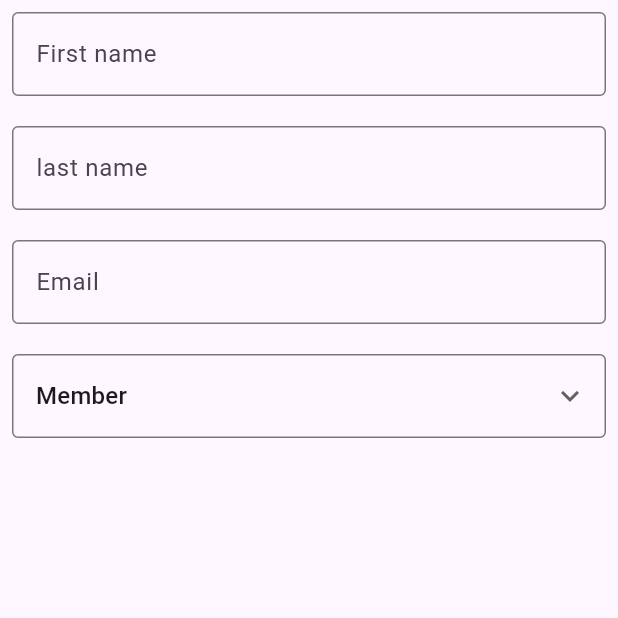
After one commit to winstonmalcolm-tech/church-for-us, a Flutter app: the screen it shows after launch, after a tap on "Skip", after a tap on "Get Started", on a phone screen of 412 x 824 dp, the top half of it. The commit adds this screen. Run offline on Flutter 3.47's test engine with Material 3 defaults, Android fonts, the phone set to English and light mode, and no system bars; our stand-ins replace email_validator, firebase_core, flutter_svg, google_fonts, lottie, smooth_page_indicator; accounts and stored records are empty.

Commit message:
second commit

```diff
--- /dev/null
+++ b/lib/routes/auth.dart
@@ -0,0 +1,147 @@
+import "package:email_validator/email_validator.dart";
+import "package:flutter/material.dart";
+import "package:flutter/widgets.dart";
+
+class Authentication extends StatefulWidget {
+  const Authentication({super.key});
+
+  @override
+  State<Authentication> createState() => _AuthenticationState();
+}
+
+class _AuthenticationState extends State<Authentication> {
+
+  bool newUser = false;
+
+  final _key = GlobalKey<FormState>();
+
+  TextEditingController firstName = TextEditingController();
+  TextEditingController lastName = TextEditingController();
+  TextEditingController email = TextEditingController();
+  TextEditingController isMember = TextEditingController(text: "");
+  TextEditingController password = TextEditingController();
+  TextEditingController churchName = TextEditingController();
+
+  double scaleValue = 1;
+
+  @override
+  Widget build(BuildContext context) {
+    return Scaffold(
+      body: SafeArea(
+        child: Column(
+          children: [
+            Expanded(
+              flex: 6,
+              child: Padding(
+                padding: const EdgeInsets.all(8.0),
+                child: register(),
+              )
+
+            ),
+
+          ],
+        ),
+      ),
+    );
+  }
+
+
+  Form register() {
+
+    return Form(
+      key: _key,
+      child: Column(
+        children: [
+          TextFormField(
+            controller: firstName,
+            validator: (value) {
+              if (value == null || value.isEmpty) {
+                return "Please enter first name";
+              }
+            },
+            decoration: const InputDecoration(
+              border: OutlineInputBorder(),
+              hintText: "Maxwell",
+              label: Text("First name")
+            ),
+          ),
+
+          const SizedBox(height: 20,),
+
+          TextFormField(
+            controller: lastName,
+            validator: (value) {
+              if (value == null || value.isEmpty) {
+                return "Please enter last name";
+              }
+            },
+            decoration: const InputDecoration(
+              border: OutlineInputBorder(),
+              hintText: "Jhonson",
+              label: Text("last name")
+            ),
+          ),
+
+          const SizedBox(height: 20,),
+
+          TextFormField(
+            controller: email,
+            keyboardType: TextInputType.emailAddress,
+            validator: (value) {
+              if (value == null || value.isEmpty) {
+                return "Please enter email";
+              } else if (!EmailValidator.validate(value)) {
+                return "Please enter valid email";
+              }
+            },
+            decoration: const InputDecoration(
+              border: OutlineInputBorder(),
+              hintText: "church@gmail.com",
+              label: Text("Email")
+            ),
+          ),
+
+          const SizedBox(height: 20,),
+
+          DropdownButtonFormField(
+            value: "1",
+            decoration: const InputDecoration(
+              border: OutlineInputBorder()
+            ),
+            icon: const Icon(Icons.keyboard_arrow_down),
+            items: const [
+              DropdownMenuItem(value: "1", child: Text("Member")),
+              DropdownMenuItem(value: "2", child: Text("Church Admin"))
+            ],
+            onChanged: (value) {
+              setState(() {
+                isMember.text = value!;
+              });
+
+            }
+          ),
+
+          const SizedBox(height: 20,),
+
+          if (isMember.text == "2") ... [
+            TextFormField(
+                controller: churchName,
+                keyboardType: TextInputType.text,
+                validator: (value) {
+                  if (value == null || value.isEmpty) {
+                    return "Please enter email";
+                  }
+                },
+                decoration: const InputDecoration(
+                  border: OutlineInputBorder(),
+                  hintText: "name of church",
+                  label: Text("Church name"),
+
+                ),
+              )
+          ]
+        ],
+      )
+    );
+  }
+}
--- a/lib/routes/onBoarding.dart
+++ b/lib/routes/onBoarding.dart
@@ -1,3 +1,4 @@
+import "package:church_stream/routes/auth.dart";
 import "package:flutter/material.dart";
 import "package:flutter_svg/flutter_svg.dart";
 import "package:lottie/lottie.dart";
@@ -69,16 +70,18 @@ class _OnBoardingScreenState extends State<OnBoardingScreen>{
               Align(
                 alignment: Alignment.center,
                 child: SizedBox(
-                  width: 150,
+                  width: 200,
                   height: 60,
                   child: ElevatedButton(
                     style: ElevatedButton.styleFrom(
+                      backgroundColor: const Color.fromARGB(255, 138, 126, 20),
+                      foregroundColor: Colors.white,
                       shape: StadiumBorder()
                     ),
                     onPressed: () {
-
+                      Navigator.of(context).push(MaterialPageRoute(builder: (_) => const Authentication()));
                     },
-                    child: const Text("Register")
+                    child: const Text("Get Started", style: TextStyle(fontSize: 23, letterSpacing: 1.5),)
                   ),
                 ),
               )
@@ -95,7 +98,7 @@ class _OnBoardingScreenState extends State<OnBoardingScreen>{
 
                   SmoothPageIndicator(
                     controller: pageController,
-                    count: 4,
+                    count: onBoardingItems.length,
                     effect: const WormEffect(activeDotColor: Colors.amberAccent, type: WormType.thin),
                     onDotClicked: (doubleindex) {
                       pageController.animateToPage(
@@ -204,7 +207,7 @@ class _OnBoardingScreenState extends State<OnBoardingScreen>{
             const SizedBox(height: 30,),
             Padding(
               padding: const EdgeInsets.only(left: 10, right: 10),
-              child: Text(displayFiveText, textAlign: TextAlign.center,style: const TextStyle(fontSize: 23),),
+              child: Text(displayFiveText, textAlign: TextAlign.center,style: const TextStyle(fontSize: 40),),
             )
           ],
         ),
--- a/pubspec.yaml
+++ b/pubspec.yaml
@@ -41,6 +41,7 @@ dependencies:
   flutter_svg: ^2.0.10+1
   smooth_page_indicator: ^1.1.0
   google_fonts: ^6.2.1
+  email_validator: ^2.1.17
 
 
 
```
Also changed, not shown: pubspec.lock.
